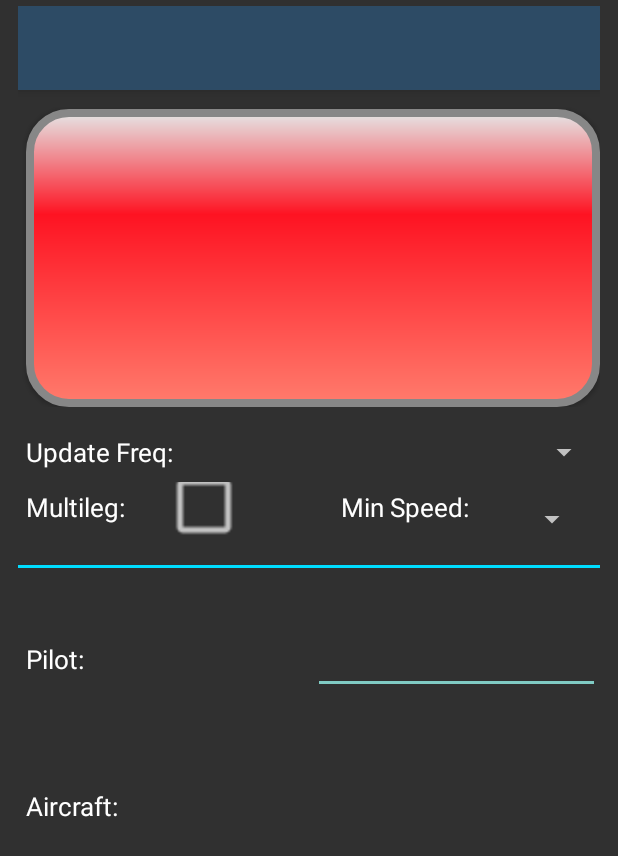
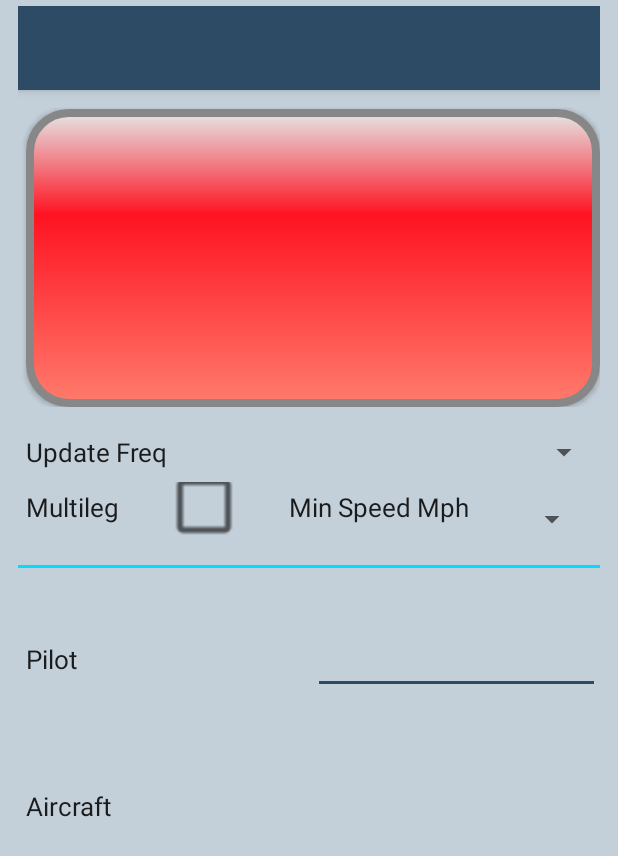
Before and after one commit to flightontrack/FONT, an Android app: the layout activity_main.xml on its own in the app's theme, with its tools: preview values and no code run, on a phone screen of 412 x 824 dp. Shown: the top 856 px of the screen. Run offline under Robolectric (Android 15) with nearby library versions, the phone set to English and light mode, and no system bars.

Commit message:
no comments

```diff
--- a/app/src/main/AndroidManifest.xml
+++ b/app/src/main/AndroidManifest.xml
@@ -43,7 +43,7 @@
         <activity
             android:name=".MainActivity"
             android:configChanges="keyboardHidden|orientation|screenSize"
-            android:hardwareAccelerated="false"
+            android:hardwareAccelerated="true"
             android:label="@string/app_name"
             android:screenOrientation="portrait"
             android:windowSoftInputMode="stateAlwaysHidden">
--- a/app/src/main/java/com/flightontrack/MainActivity.java
+++ b/app/src/main/java/com/flightontrack/MainActivity.java
@@ -375,8 +375,8 @@ public class MainActivity extends AppCompatActivity {
     }
 
     public void facebActivity() {
-        Intent intent = new Intent(this, FaceBookActivity.class);
-        startActivity(intent);
+//f        Intent intent = new Intent(this, FaceBookActivity.class);
+//f        startActivity(intent);
     }
 
     void helpPage() {
--- a/app/src/main/java/com/flightontrack/MyApplication.java
+++ b/app/src/main/java/com/flightontrack/MyApplication.java
@@ -1,7 +1,7 @@
 package com.flightontrack;
 
 import android.app.Application;
-import com.facebook.FacebookSdk;
+//f import com.facebook.FacebookSdk;
 import static com.flightontrack.Const.*;
 //import com.facebook.appevents.AppEventsLogger;
 
@@ -46,7 +46,7 @@ public class MyApplication extends Application {
     @Override
     public void onCreate() {
         super.onCreate();
-        FacebookSdk.sdkInitialize(getApplicationContext());
+        //f FacebookSdk.sdkInitialize(getApplicationContext());
         // The following line triggers the initialization of ACRA
 //        ACRA.init(this);
 //        ACRA.getErrorReporter().putCustomData("myKey", "myValue");
--- a/app/src/main/res/layout-sw350dp/activity_main.xml
+++ b/app/src/main/res/layout-sw350dp/activity_main.xml
@@ -20,8 +20,8 @@
             android:layout_height="?attr/actionBarSize"
             android:background="?attr/colorPrimary"
             android:elevation="4dp"
-            android:theme="@style/ThemeOverlay.AppCompat.ActionBar"
-            app:popupTheme="@style/ThemeOverlay.AppCompat.Dark.ActionBar"
+            android:theme="@style/ToolbarTheme"
+            app:popupTheme="@style/ToolbarPopupTheme"
             app:navigationIcon="@drawable/ic_launcher">
 
         </android.support.v7.widget.Toolbar>
@@ -43,15 +43,20 @@
             android:layout_width="match_parent"
             android:layout_height="wrap_content"
             android:orientation="horizontal"
-            android:layout_marginTop="20dp"
+            android:layout_marginTop="10dp"
             >
             <android.support.v7.widget.CardView
+                xmlns:android="http://schemas.android.com/apk/res/android"
                 xmlns:card_view="http://schemas.android.com/apk/res-auto"
                 android:layout_width="match_parent"
-                android:layout_height="wrap_content"
+                android:layout_height="match_parent"
                 android:id="@+id/card_view1"
-                android:layout_gravity="top"
-                card_view:cardCornerRadius="4dp"
+                card_view:cardCornerRadius="8dp"
+                card_view:cardElevation="4dp"
+                card_view:cardUseCompatPadding="true"
+                android:clickable="true"
+                android:foreground="?android:attr/selectableItemBackground"
+                android:theme="@style/Cards"
                 >
                 <LinearLayout
                     android:layout_width="match_parent"
@@ -65,22 +70,22 @@
                         android:weightSum="10">
 
                         <TextView
+                            android:id="@+id/textView2"
                             android:layout_width="0dp"
-                            android:layout_weight="5"
                             android:layout_height="wrap_content"
+                            android:layout_weight="4"
+                            android:gravity="start"
                             android:text="@string/label_pilotphone"
-                            style="@style/label_text"
-                            android:typeface="normal"
-                            android:clickable="false"
-                            />
+                            android:typeface="normal" />
 
                         <TextView
                             android:id="@+id/txtUserName"
                             android:layout_width="0dp"
-                            android:layout_weight="5"
+                            android:layout_weight="6"
                             android:layout_height="wrap_content"
-                            android:inputType="text"
-                            android:gravity="end" />
+                            android:gravity="end"
+                            style="@style/label_text"
+                            />
                     </LinearLayout>
 
                     <LinearLayout
@@ -91,78 +96,70 @@
 
                         <TextView
                             android:layout_width="0dp"
-                            android:layout_weight="3"
+                            android:layout_weight="4"
                             android:layout_height="wrap_content"
                             android:text="@string/label_aircrafttag"
-                            style="@style/label_text"
+                            android:gravity="start"
                             />
 
                         <TextView
                             android:id="@+id/txtAcftNum"
                             android:layout_width="0dp"
-                            android:layout_weight="7"
+                            android:layout_weight="6"
                             android:layout_height="wrap_content"
-                            android:inputType="text"
-                            android:gravity="right"
+                            android:gravity="end"
+                            style="@style/label_text"
                             />
                     </LinearLayout>
                 </LinearLayout>
             </android.support.v7.widget.CardView>
         </LinearLayout>
         <LinearLayout
+            android:orientation="horizontal"
             android:layout_width="match_parent"
-            android:layout_height="wrap_content"
-            android:orientation="horizontal"
-            android:layout_marginTop="20dp"
+            android:layout_height="200dp"
+            android:weightSum="1"
+            android:paddingTop="10dp"
+            android:paddingBottom="10dp"
             >
-            <android.support.v7.widget.CardView
-                xmlns:card_view="http://schemas.android.com/apk/res-auto"
+
+            <Button
+                android:id="@+id/btnTracking"
+                style="@style/track_button"
                 android:layout_width="match_parent"
-                android:layout_height="wrap_content"
-                android:id="@+id/card_view2"
-                card_view:cardCornerRadius="10dp"
-                >
+                android:layout_height="match_parent"
+                android:background="@drawable/bttn_status_red"
+                android:text="@string/tracking_holdon"
+                />
+        </LinearLayout>
+
             <LinearLayout
                 android:layout_width="match_parent"
                 android:layout_height="match_parent"
                 android:orientation="vertical"
+                android:theme="@style/BottomArea"
                 >
-                    <LinearLayout
-                        android:orientation="horizontal"
-                        android:layout_width="fill_parent"
-                        android:layout_height="200dp"
-                        android:weightSum="1"
-                        android:layout_marginBottom="20dp"
-                        android:paddingTop="20dp"
-                        >
-                        <Button
-                            android:layout_width="fill_parent"
-                            android:layout_height="match_parent"
-                            android:background="@drawable/bttn_status_red"
-                            android:text="@string/tracking_holdon"
-                            android:id="@+id/btnTracking"
-                            style="@style/track_button"
 
-                            />
-                    </LinearLayout>
                 <LinearLayout
                     android:layout_width="match_parent"
                     android:layout_height="wrap_content"
                     android:orientation="horizontal"
-
+                    android:theme="@style/BottomArea"
                     >
                     <TextView
                         android:layout_width="0dp"
                         android:layout_weight="1"
                         android:layout_height="wrap_content"
                         android:text="@string/label_interval"
-                            style="@style/label_text"
+                        android:gravity="start"
+                        style="@style/label_label"
                         />
                     <Spinner
                         android:layout_width="0dp"
                         android:layout_weight="1"
                         android:layout_height="wrap_content"
                         android:id="@+id/spinnerId"
+
                         />
                 </LinearLayout>
 
@@ -173,17 +170,20 @@
                     >
 
                     <TextView
-                            style="@style/label_text"
                         android:layout_width="0dp"
                         android:layout_height="wrap_content"
                         android:layout_weight="1"
-                            android:text="@string/label_minspeed" />
+                        android:text="@string/label_minspeed"
+                        android:gravity="start"
+                        style="@style/label_label"
+                        />
 
                     <Spinner
                         android:id="@+id/spinnerMinSpeedId"
                         android:layout_width="0dp"
                         android:layout_height="wrap_content"
                         android:layout_weight="1"
+                        style="@style/label_text"
                         />
 
                 </LinearLayout>
@@ -201,8 +201,8 @@
                         android:layout_height="wrap_content"
                         android:text="@string/label_pattern"
                         android:layout_gravity="bottom"
-                            style="@style/label_text"
-
+                        android:gravity="start"
+                        style="@style/label_label"
                         />
 
                     <CheckBox
@@ -215,8 +215,7 @@
 
                 </LinearLayout>
             </LinearLayout>
-            </android.support.v7.widget.CardView>
-        </LinearLayout>
+
 
     </LinearLayout>
     <include layout="@layout/toolbar_bottom"/>
--- a/app/src/main/res/values/colors.xml
+++ b/app/src/main/res/values/colors.xml
@@ -11,11 +11,13 @@
     <item name="darkgreen" type="color">#FF669900</item>
     <item name="darkorange" type="color">#FFFF8800</item>
     <item name="darkred" type="color">#FFCC0000</item>
+    <item name="grey" type="color">#707070</item>
+    <item name="winbackgr" type="color">#e2ddeaf5</item>
+    <!--<item name="winbackgr" type="color">#f1f7ed</item>-->
 
     <item name="colorPrimary" type="color">#2d4b65</item>
     <item name="colorGreen" type="color">#2ea27c</item>
 
-    #2ea27c
     <integer-array name="androidcolors">
         <item>@color/blue</item>
         <item>@color/purple</item>
@@ -26,7 +28,6 @@
         <item>@color/darkpurple</item>
         <item>@color/darkgreen</item>
         <item>@color/darkorange</item>
-        <item>@color/darkred</item>
     </integer-array>
 
 </resources>
--- a/app/src/main/res/values/dimens.xml
+++ b/app/src/main/res/values/dimens.xml
@@ -2,4 +2,9 @@
     <!-- Default screen margins, per the Android Design guidelines. -->
     <dimen name="activity_horizontal_margin">12dp</dimen>
     <dimen name="activity_vertical_margin">4dp</dimen>
+
+    <dimen name="activity_card_padding_left">8dp</dimen>
+    <dimen name="activity_card_padding_right">4dp</dimen>
+    <dimen name="activity_card_padding_top">1dp</dimen>
+    <dimen name="activity_card_padding_bottom">1dp</dimen>
 </resources>
--- a/app/src/main/res/values/strings.xml
+++ b/app/src/main/res/values/strings.xml
@@ -48,8 +48,6 @@
     <!--<string name="user_name">User_name</string>-->
     <!--labels Settings-->
     <string name="label_trackingurl">Cloud URL:</string>
-    <string name="label_trackingspeed">Min Speed (mph):</string>
-    <string name="label_minspeed">Min Speed:</string>
     <string name="label_website">Site:</string>
     <string name="label_website_user">User ID:</string>
     <string name="label_website_psw">User Psw:</string>
@@ -64,11 +62,12 @@
     <string name="label_build">Build:</string>
 
     <!--labels MainActivity-->
-    <string name="label_pilotphone">Pilot:</string>
-    <string name="label_aircrafttag">Aircraft:</string>
-    <string name="label_interval">Update Freq:</string>
+    <string name="label_pilotphone">Pilot</string>
+    <string name="label_aircrafttag">Aircraft</string>
+    <string name="label_interval">Update Freq</string>
+    <string name="label_minspeed">Min Speed Mph</string>
     <string name="label_interval_small">Freq:</string>
-    <string name="label_pattern">Multileg:</string>
+    <string name="label_pattern">Multileg</string>
     <string name="label_flightid">Flight ID:</string>
     <string name="label_btnsave">Save Settings</string>
 
@@ -130,9 +129,9 @@
         <item>5 min</item>
     </string-array>
     <string-array name="speed_array">
-        <item>40 mph</item>
-        <item>20 mph</item>
-        <item>10 mph</item>
+        <item>40</item>
+        <item>20</item>
+        <item>10</item>
         <!--<item>1</item>-->
         <item>0</item>
     </string-array>
--- a/app/src/main/res/values/styles.xml
+++ b/app/src/main/res/values/styles.xml
@@ -4,38 +4,69 @@
 
     <!-- Base application theme. -->
     <!--<style name="AppTheme" parent="android:Theme.Holo.Light.DarkActionBar">-->
-    <style name="AppTheme" parent="Theme.AppCompat.NoActionBar">
+    <style name="AppTheme" parent="Theme.AppCompat.Light.NoActionBar">
         <!--<item name="android:textSize">"@style/large_title_text</item>-->
         <item name="android:textSize">20sp</item>
         <item name="colorPrimary">@color/colorPrimary</item>
+         <!--Tints the input fields like checkboxes and text fields-->
+        <item name="colorAccent">@color/colorPrimary</item>
         <!-- Overflow menu background -->
         <item name="android:itemBackground">@color/colorPrimary</item>
+
+        <item name="android:windowBackground">@color/winbackgr</item> <!-- main window background  -->
     </style>
-    <style name="ToolbarTheme" parent="@style/ThemeOverlay.AppCompat.Light">
+    <style name="ToolbarTheme" parent="@style/ThemeOverlay.AppCompat">
         <!-- android:textColorPrimary is the color of the title text in the Toolbar  -->
-        <item name="android:textColorPrimary">@android:color/holo_green_dark</item>
+        <item name="android:textColorPrimary">@color/winbackgr</item>
         <!-- actionMenuTextColor is the color of the text of action (menu) items  -->
-        <item name="actionMenuTextColor">@android:color/holo_green_light</item>
-        <!-- Tints the input fields like checkboxes and text fields -->
-        <!--<item name="colorAccent">@android:color/holo_blue_bright</item>-->
-        <!-- Applies to views in their normal state. -->
-        <item name="colorControlNormal">@android:color/holo_green_light</item>
+        <item name="actionMenuTextColor">@android:color/black</item>
+
+        <!-- overflow menu points color -->
+        <item name="colorControlNormal">@color/winbackgr</item>
         <!-- Applies to views in their activated state (i.e checked or switches) -->
         <item name="colorControlActivated">@android:color/holo_green_light</item>
         <!-- Applied to framework control highlights (i.e ripples or list selectors) -->
         <item name="colorControlHighlight">@android:color/holo_green_light</item>
+        <!-- background for bar label  -->
+        <item name="android:background">@color/colorPrimary</item>
 
-        <!-- Enable these below if you want clicking icons to trigger a ripple effect -->
-        <!--
-        <item name="selectableItemBackground">?android:selectableItemBackground</item>
-        <item name="selectableItemBackgroundBorderless">?android:selectableItemBackground</item>
-        -->
     </style>
-    <!-- This configures the styles for the title within the Toolbar  -->
 
-    <style name="label_text" parent="AppTheme">
-        <item name="android:layout_marginLeft">10dp</item>
-        <item name="android:layout_marginRight">10dp</item>
+    <!-- This configures the styles for text within overflow menu  -->
+    <style name="ToolbarPopupTheme" parent="@style/ThemeOverlay.AppCompat">
+        <item name="android:textColor">@android:color/white</item>
+        <!-- actionMenuTextColor is the color of the text of action (menu) items  -->
+        <!--<item name="actionMenuTextColor">@color/colorGreen</item>-->
+        <!--background for text -->
+        <item name="android:background">@color/colorPrimary</item>
+    </style>
+
+    <style name="Cards" parent="AppTheme">
+        <!--background for text -->
+        <item name="android:background">@color/winbackgr</item>
+        <item name="android:paddingStart">@dimen/activity_card_padding_left</item>
+        <item name="android:paddingEnd">@dimen/activity_card_padding_right</item>
+        <item name="android:paddingTop">@dimen/activity_card_padding_top</item>
+        <item name="android:paddingBottom">@dimen/activity_card_padding_bottom</item>
+    </style>
+
+    <style name="AppSpinner" parent="Base.Widget.AppCompat.Spinner.Underlined">
+        <!--<item name="android:background">@drawable/your_spinner_background</item>-->
+    </style>
+
+    <style name="BottomArea">
+        <!--background for text -->
+        <!--<item name="android:background">@color/winbackgr</item>-->
+        <item name="android:layout_marginStart">@dimen/activity_horizontal_margin</item>
+    </style>
+
+    <style name="label_text">
+        <!--<item name="android:layout_marginLeft">10dp</item>-->
+        <!--<item name="android:layout_marginRight">10dp</item>-->
+    </style>
+    <style name="label_label">
+        <item name="android:layout_marginLeft">1dp</item>
+        <item name="android:layout_marginRight">1dp</item>
     </style>
     <style name="label_text_small" parent="AppTheme">
         <item name="android:layout_marginLeft">5dp</item>
@@ -53,8 +84,9 @@
         <item name="android:background">@drawable/bttn_status_red</item>
         <item name="android:focusable">true</item>
         <item name="android:clickable">true</item>
-        <item name="android:layout_marginLeft">5dp</item>
+        <!--<item name="android:layout_marginLeft">5dp</item>-->
         <item name="android:layout_marginTop">1dp</item>
+        <item name="android:layout_marginBottom">1dp</item>
     </style>
     <style name="track_button_small" parent="@android:style/Widget.Button">
         <item name="android:gravity">center_vertical|center_horizontal</item>
```
Also changed, not shown: app/src/main/java/com/flightontrack/FaceBookActivity.java (deleted, +0 -145 lines). Lines whose indentation alone changed are shown as unchanged.
